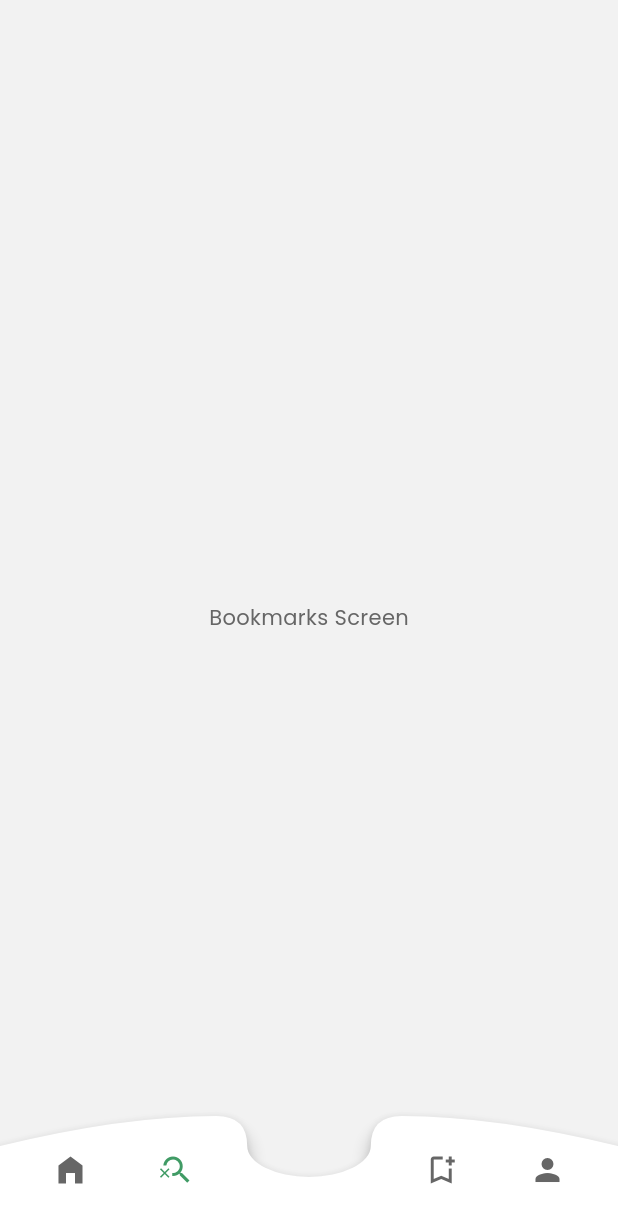
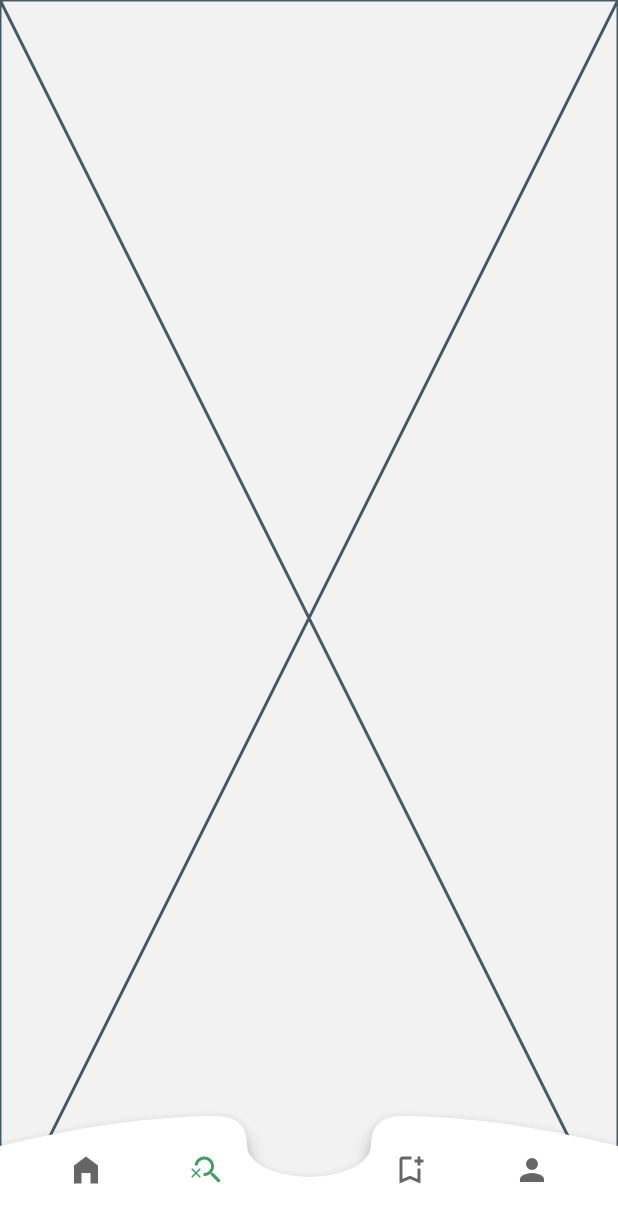
Before and after one commit to NischalJoshi777/recipeapp, a Flutter app: the screen it shows after launch, item 2 of the bottom bar chosen, on a phone screen of 412 x 824 dp. Shown: the top 1223 px of the screen. Run offline on Flutter 3.47's test engine with Material 3 defaults, Android fonts, the phone set to English and light mode, and no system bars; our stand-ins replace cached_network_image, dio, flutter_bloc, flutter_widget_from_html, freezed_annotation, get_it and 2 more; missing offline and left inert: theme_tailor_annotation; network calls fail.

Commit message:
feat: Persistent Bottom NavBar - managed nested navigation in CustomBottomNavBar.

```diff
--- a/lib/config/routes/app_routes.dart
+++ b/lib/config/routes/app_routes.dart
@@ -1,19 +1,64 @@
+import 'package:flutter/material.dart';
 import 'package:go_router/go_router.dart';
-import 'package:myrecipeapp/presentation/details/details_screen.dart';
-import 'package:myrecipeapp/presentation/main_view.dart';
+import 'package:myrecipeapp/presentation/custom_navbar_cubit/nested_scaffold.dart';
+import 'package:myrecipeapp/presentation/home/details/details_screen.dart';
+import 'package:myrecipeapp/presentation/home/widget/home_screen.dart';
+
+final _rootNavigatorKey = GlobalKey<NavigatorState>();
+final _homeNavigatorKey = GlobalKey<NavigatorState>();
+final _searchNavigatorKey = GlobalKey<NavigatorState>();
+final _bookMarkNavigatorKey = GlobalKey<NavigatorState>();
+final _profileNavigatorKey = GlobalKey<NavigatorState>();
 
 final GoRouter myRouter = GoRouter(
+  initialLocation: '/',
+  navigatorKey: _rootNavigatorKey,
   routes: <RouteBase>[
+    StatefulShellRoute.indexedStack(
+      builder: (context, state, shell) {
+        return NestedScaffold(
+          navigationShell: shell,
+        );
+      },
+      branches: [
+        StatefulShellBranch(
+          navigatorKey: _homeNavigatorKey,
+          routes: [
             GoRoute(
               path: "/",
-      builder: (_, __) => const MainView(),
+              builder: (_, __) => const HomeScreen(),
               routes: <RouteBase>[
                 GoRoute(
                   path: "/details",
                   name: 'details',
-          builder: (_, state) => DetailsScreen(id: state.extra as int),
+                  builder: (_, state) => DetailsScreen(
+                    id: state.extra as int,
+                  ),
+                ),
+              ],
+            ),
+          ],
+        ),
+        StatefulShellBranch(
+          navigatorKey: _searchNavigatorKey,
+          routes: [
+            GoRoute(
+              path: "/search",
+              builder: (_, __) => const SearchScreen(),
+              routes: const <RouteBase>[],
+            ),
+          ],
         ),
       ],
     ),
   ],
 );
+
+class SearchScreen extends StatelessWidget {
+  const SearchScreen({super.key});
+
+  @override
+  Widget build(BuildContext context) {
+    return const Placeholder();
+  }
+}
--- a/lib/presentation/custom_navbar_cubit/custom_nav_bar.dart
+++ b/lib/presentation/custom_navbar_cubit/custom_nav_bar.dart
@@ -3,8 +3,30 @@ import 'package:flutter_bloc/flutter_bloc.dart';
 import 'package:myrecipeapp/config/theme/color.dart';
 import 'package:myrecipeapp/presentation/custom_navbar_cubit/custom_navbar_cubit.dart';
 
+class NavBarItem {
+  final IconData icons;
+  final String? label;
+
+  NavBarItem({
+    required this.icons,
+    this.label,
+  });
+}
+
 class CustomBottomNavigationBar extends StatelessWidget {
-  const CustomBottomNavigationBar({super.key});
+  final ValueChanged<int>? onDestinationSelected;
+
+  CustomBottomNavigationBar({
+    super.key,
+    this.onDestinationSelected,
+  });
+
+  final List<NavBarItem> _items = [
+    NavBarItem(icons: Icons.home_filled),
+    NavBarItem(icons: Icons.search_off),
+    NavBarItem(icons: Icons.bookmark_add_outlined),
+    NavBarItem(icons: Icons.person),
+  ];
 
   @override
   Widget build(BuildContext context) {
@@ -29,15 +51,29 @@ class CustomBottomNavigationBar extends StatelessWidget {
                   child: Row(
                     mainAxisAlignment: MainAxisAlignment.spaceEvenly,
                     children: [
-                      _myIcons(Icons.home_filled, state == 0,
-                          onPressed: () => cubit.onNavBarItemPressed(0)),
-                      _myIcons(Icons.search_off, state == 1,
-                          onPressed: () => cubit.onNavBarItemPressed(1)),
-                      SizedBox(width: size.width * 0.20),
-                      _myIcons(Icons.bookmark_add_outlined, state == 2,
-                          onPressed: () => cubit.onNavBarItemPressed(2)),
-                      _myIcons(Icons.person, state == 3,
-                          onPressed: () => cubit.onNavBarItemPressed(3)),
+                      ..._items.asMap().entries.expand(
+                        (e) {
+                          final widgets = <Widget>[
+                            _myIcons(
+                              e.value.icons,
+                              state == e.key,
+                              e.key,
+                              onPressed: (value) {
+                                if (value < 2) {
+                                  /// this logic will be removed
+                                  onDestinationSelected!(value);
+                                  cubit.onNavBarItemPressed(e.key);
+                                }
+                              },
+                            ),
+                          ];
+                          // Add SizedBox after index 1
+                          if (e.key == 1) {
+                            widgets.add(const SizedBox(width: 20));
+                          }
+                          return widgets;
+                        },
+                      ),
                     ],
                   ),
                 );
@@ -49,9 +85,14 @@ class CustomBottomNavigationBar extends StatelessWidget {
     );
   }
 
-  Widget _myIcons(IconData icons, bool isPressed, {VoidCallback? onPressed}) {
+  Widget _myIcons(
+    IconData icons,
+    bool isPressed,
+    int index, {
+    ValueChanged<int>? onPressed,
+  }) {
     return IconButton(
-      onPressed: onPressed,
+      onPressed: () => onPressed?.call(index),
       icon: Icon(
         icons,
         color: isPressed ? Palette.primaryGreen : Palette.darkGray,
--- /dev/null
+++ b/lib/presentation/custom_navbar_cubit/nested_scaffold.dart
@@ -0,0 +1,45 @@
+import 'package:flutter/material.dart';
+import 'package:flutter_bloc/flutter_bloc.dart';
+import 'package:go_router/go_router.dart';
+import 'package:myrecipeapp/presentation/custom_navbar_cubit/custom_navbar_cubit.dart';
+
+import 'custom_nav_bar.dart';
+
+class NestedScaffold extends StatelessWidget {
+  const NestedScaffold({
+    super.key,
+    required this.navigationShell,
+  });
+
+  final StatefulNavigationShell navigationShell;
+
+  @override
+  Widget build(BuildContext context) {
+    return BlocProvider(
+      create: (_) => CustomNavBarCubit(),
+      child: SafeArea(
+        child: Stack(
+          children: [
+            Scaffold(
+              body: navigationShell,
+            ),
+            Positioned(
+              bottom: 0.0,
+              width: MediaQuery.of(context).size.width,
+              child: CustomBottomNavigationBar(
+                onDestinationSelected: (index) => _goBranch(index),
+              ),
+            ),
+          ],
+        ),
+      ),
+    );
+  }
+
+  void _goBranch(int index) {
+    navigationShell.goBranch(
+      index,
+      initialLocation: index == navigationShell.currentIndex,
+    );
+  }
+}
--- a/lib/presentation/details/cubit/detail_cubit.dart
+++ b/lib/presentation/home/details/cubit/detail_cubit.dart
@@ -1,7 +1,7 @@
 import 'package:flutter_bloc/flutter_bloc.dart';
 import 'package:freezed_annotation/freezed_annotation.dart';
 import 'package:myrecipeapp/data/services/recipe_service.dart';
-import 'package:myrecipeapp/presentation/details/view_model/recipe_detail_view_model.dart';
+import 'package:myrecipeapp/presentation/home/details/view_model/recipe_detail_view_model.dart';
 
 part 'detail_cubit.freezed.dart';
 part 'detail_state.dart';
--- a/lib/presentation/details/details_screen.dart
+++ b/lib/presentation/home/details/details_screen.dart
@@ -4,13 +4,13 @@ import 'package:flutter_widget_from_html/flutter_widget_from_html.dart';
 import 'package:myrecipeapp/config/theme/color.dart';
 import 'package:myrecipeapp/data/services/recipe_service.dart';
 import 'package:myrecipeapp/di.dart';
-import 'package:myrecipeapp/presentation/details/cubit/detail_cubit.dart';
-import 'package:myrecipeapp/presentation/details/view_model/recipe_detail_view_model.dart';
-import 'package:myrecipeapp/presentation/details/widget/categories_tick_list.dart';
-import 'package:myrecipeapp/presentation/details/widget/cookingtime_likes_score.dart';
-import 'package:myrecipeapp/presentation/details/widget/expandable_header.dart';
-import 'package:myrecipeapp/presentation/details/widget/ingredients_list.dart';
-import 'package:myrecipeapp/presentation/details/widget/macros_chart.dart';
+import 'package:myrecipeapp/presentation/home/details/cubit/detail_cubit.dart';
+import 'package:myrecipeapp/presentation/home/details/view_model/recipe_detail_view_model.dart';
+import 'package:myrecipeapp/presentation/home/details/widget/categories_tick_list.dart';
+import 'package:myrecipeapp/presentation/home/details/widget/cookingtime_likes_score.dart';
+import 'package:myrecipeapp/presentation/home/details/widget/expandable_header.dart';
+import 'package:myrecipeapp/presentation/home/details/widget/ingredients_list.dart';
+import 'package:myrecipeapp/presentation/home/details/widget/macros_chart.dart';
 import 'package:myrecipeapp/presentation/home/widget/header_text.dart';
 
 class DetailsScreen extends StatelessWidget {
@@ -113,7 +113,7 @@ class _DetailBody extends StatelessWidget {
       child: ClipRRect(
         borderRadius: const BorderRadius.all(Radius.circular(24.0)),
         child: Container(
-          color: Palette.white,
+          color: Palette.lightGray,
           padding: const EdgeInsets.only(
             top: 24.0,
             left: 20.0,
@@ -157,7 +157,7 @@ class _DetailBody extends StatelessWidget {
                     IngredientsList(ingredients: recipe.ingredients),
                   ],
                 ),
-                const SizedBox(height: 20.0),
+                const SizedBox(height: 80.0),
               ],
             ),
           ),
--- a/lib/presentation/details/widget/categories_tick_list.dart
+++ b/lib/presentation/home/details/widget/categories_tick_list.dart
@@ -2,7 +2,7 @@ import 'package:flutter/material.dart';
 import 'package:myrecipeapp/config/theme/app_theme.dart';
 import 'package:myrecipeapp/config/theme/color.dart';
 import 'package:myrecipeapp/config/theme/text_styles.dart';
-import 'package:myrecipeapp/presentation/details/view_model/recipe_detail_view_model.dart';
+import 'package:myrecipeapp/presentation/home/details/view_model/recipe_detail_view_model.dart';
 
 class CategoriesTickList extends StatelessWidget {
   final RecipeDetailVM recipe;
--- a/lib/presentation/details/widget/expandable_header.dart
+++ b/lib/presentation/home/details/widget/expandable_header.dart
@@ -33,6 +33,8 @@ class ExpandableHeader extends StatelessWidget {
       ),
       tilePadding: EdgeInsets.zero,
       title: HeaderText(text: title),
+      expansionAnimationStyle: AnimationStyle(
+          curve: Curves.easeInOut, duration: const Duration(milliseconds: 300)),
       children: content,
     );
   }
--- a/lib/presentation/details/widget/ingredients_list.dart
+++ b/lib/presentation/home/details/widget/ingredients_list.dart
@@ -1,7 +1,7 @@
 import 'package:flutter/material.dart';
 import 'package:myrecipeapp/config/theme/app_theme.dart';
 import 'package:myrecipeapp/config/theme/text_styles.dart';
-import 'package:myrecipeapp/presentation/details/view_model/recipe_detail_view_model.dart';
+import 'package:myrecipeapp/presentation/home/details/view_model/recipe_detail_view_model.dart';
 
 class IngredientsList extends StatelessWidget {
   final List<IngredientsVM> ingredients;
--- a/lib/presentation/main_view.dart
+++ /dev/null
@@ -1,51 +0,0 @@
-import 'package:flutter/material.dart';
-import 'package:flutter_bloc/flutter_bloc.dart';
-import 'package:myrecipeapp/presentation/bookmarks/bookmarks_screen.dart';
-import 'package:myrecipeapp/presentation/custom_navbar_cubit/custom_nav_bar.dart';
-import 'package:myrecipeapp/presentation/home/widget/home_screen.dart';
-import 'package:myrecipeapp/presentation/profile/profile_screen.dart';
-
-import 'custom_navbar_cubit/custom_navbar_cubit.dart';
-
-class MainView extends StatelessWidget {
-  const MainView({super.key});
-
-  @override
-  Widget build(BuildContext context) {
-    return BlocProvider(
-      create: (_) => CustomNavBarCubit(),
-      child: SafeArea(
-        child: Stack(
-          children: [
-            Scaffold(
-              body: _Body(),
-            ),
-            Positioned(
-              bottom: 0.0,
-              width: MediaQuery.of(context).size.width,
-              child: const CustomBottomNavigationBar(),
-            ),
-          ],
-        ),
-      ),
-    );
-  }
-}
-
-class _Body extends StatelessWidget {
-  final List<Widget> _bodies = [
-    const HomeScreen(),
-    const BookmarksScreen(),
-    const BookmarksScreen(),
-    const ProfileScreen(),
-  ];
-
-  _Body({super.key});
-
-  @override
-  Widget build(BuildContext context) {
-    return BlocBuilder<CustomNavBarCubit, int>(builder: (context, state) {
-      return _bodies[state];
-    });
-  }
-}
```
Also changed, not shown: lib/presentation/home/details/cubit/detail_cubit.freezed.dart (renamed from lib/presentation/details/cubit/detail_cubit.freezed.dart), lib/presentation/home/details/cubit/detail_state.dart (renamed from lib/presentation/details/cubit/detail_state.dart), lib/presentation/home/details/view_model/recipe_detail_view_model.dart (renamed from lib/presentation/details/view_model/recipe_detail_view_model.dart), lib/presentation/home/details/view_model/recipe_detail_view_model.freezed.dart (renamed from lib/presentation/details/view_model/recipe_detail_view_model.freezed.dart), lib/presentation/home/details/widget/cookingtime_likes_score.dart (renamed from lib/presentation/details/widget/cookingtime_likes_score.dart), lib/presentation/home/details/widget/macros_chart.dart (renamed from lib/presentation/details/widget/macros_chart.dart). Lines whose indentation alone changed are shown as unchanged.
